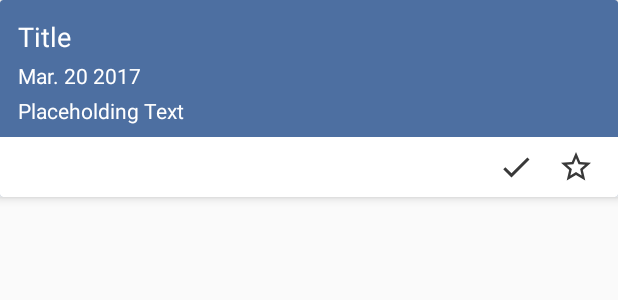
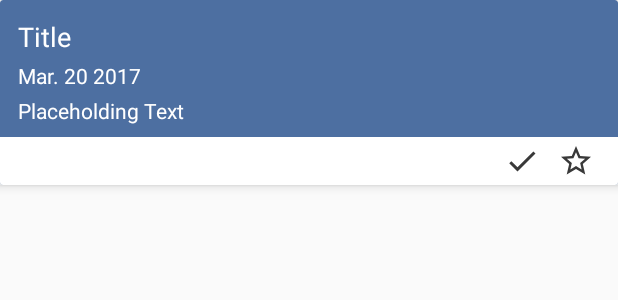
Before and after one commit to darkterbear/sail, an Android app: the layout goal_card.xml on its own in the app's theme, with its tools: preview values and no code run, on a phone screen of 412 x 824 dp. Shown: the top 300 px of the screen. Run offline under Robolectric (Android 15) with nearby library versions, the phone set to English and light mode, and no system bars.

Commit message:
Bugfixing Version 0.1, code 1

```diff
--- a/Sail/app/build.gradle
+++ b/Sail/app/build.gradle
@@ -8,7 +8,7 @@ android {
         minSdkVersion 21
         targetSdkVersion 25
         versionCode 1
-        versionName "1.0"
+        versionName "0.1"
         testInstrumentationRunner "android.support.test.runner.AndroidJUnitRunner"
     }
     buildTypes {
--- a/Sail/app/src/main/res/layout/goal_card.xml
+++ b/Sail/app/src/main/res/layout/goal_card.xml
@@ -54,7 +54,7 @@
             android:id="@+id/goalButtonsGroup"
             android:orientation="horizontal"
             android:layout_width="match_parent"
-            android:layout_height="match_parent"
+            android:layout_height="wrap_content"
             android:gravity="end"
             android:paddingRight="16dp"
             android:backgroundTint="@color/colorAccent"
@@ -63,21 +63,22 @@
             <ImageButton
                 android:id="@+id/goalDoneButton"
                 android:layout_width="wrap_content"
-                android:layout_height="wrap_content"
+                android:layout_height="match_parent"
                 android:src="@drawable/check"
                 android:background="@android:color/transparent"
-                android:layout_marginTop="8dp"
-                android:layout_marginBottom="8dp"
+                android:layout_marginTop="4dp"
+                android:layout_marginBottom="4dp"
                 android:layout_marginRight="8dp" />
 
             <ImageButton
                 android:id="@+id/goalStarButton"
                 android:layout_width="wrap_content"
-                android:layout_height="wrap_content"
+                android:layout_height="match_parent"
                 android:background="@android:color/transparent"
                 android:src="@drawable/star_outline"
-                android:layout_marginTop="8dp"
-                android:layout_marginLeft="8dp" />
+                android:layout_marginTop="4dp"
+                android:layout_marginLeft="4dp"
+                android:layout_marginBottom="4dp" />
         </LinearLayout>
 
     </LinearLayout>
```
